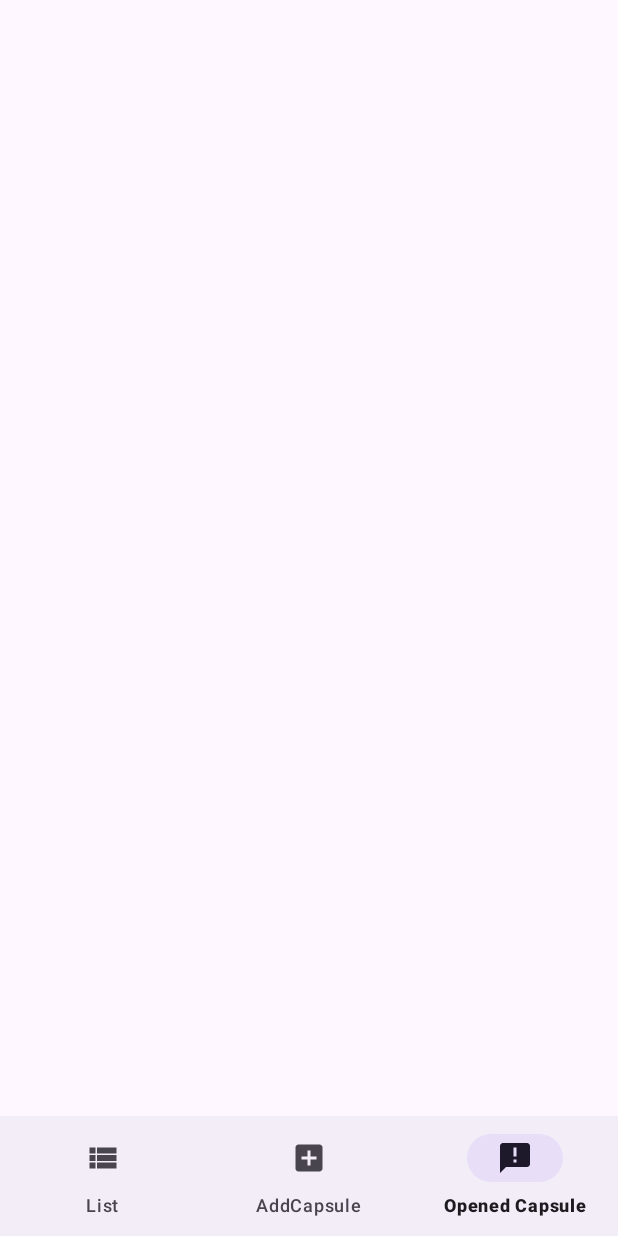
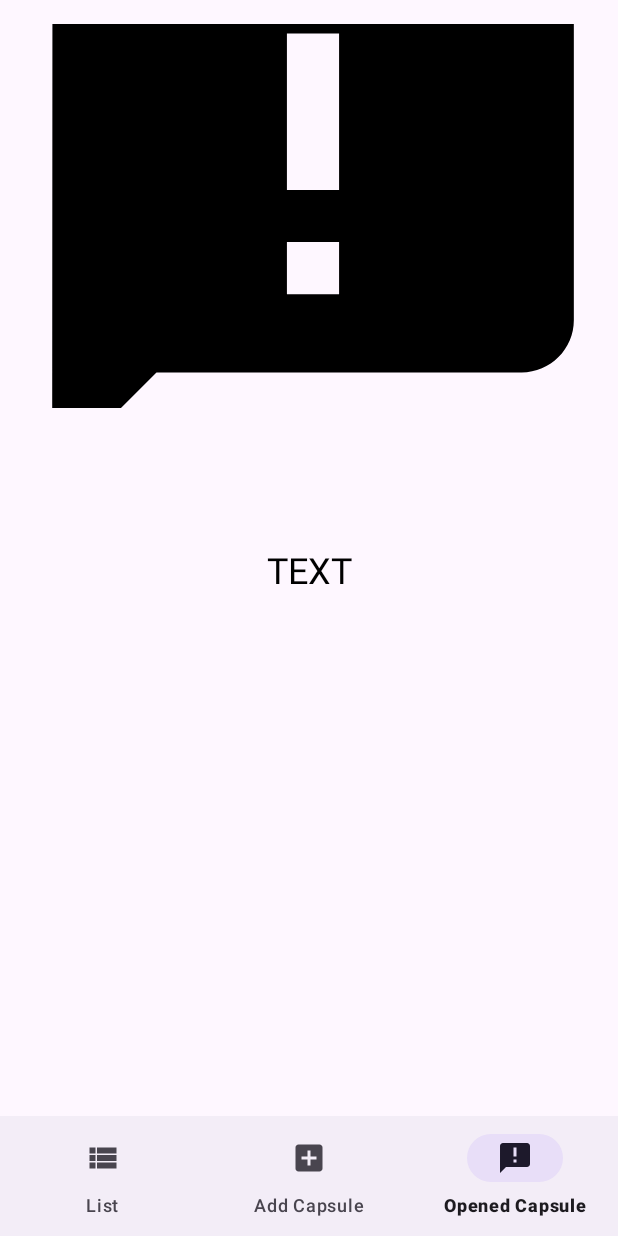
Before and after one commit to BogdanDohtarenko/LoveTimeCapsule, an Android app: the screen it shows after launch (MainActivity), item 3 of the bottom bar chosen, on a phone screen of 412 x 824 dp. Run offline under Robolectric (Android 15) with nearby library versions, the phone set to English and light mode, and no system bars; our stand-ins replace navigation-ui.

Commit message:
navigation

```diff
--- a/app/src/main/java/com/ideasapp/lovetimecapsule/presentation/AddCapsuleFragment.kt
+++ b/app/src/main/java/com/ideasapp/lovetimecapsule/presentation/AddCapsuleFragment.kt
@@ -1,6 +1,7 @@
 package com.ideasapp.lovetimecapsule.presentation
 
 import android.os.Bundle
+import android.util.Log
 import android.view.LayoutInflater
 import android.view.View
 import android.view.ViewGroup
@@ -16,6 +17,11 @@ class AddCapsuleFragment: Fragment() {
 
     private val viewModel by lazy {
         ViewModelProvider(this)[MainViewModel::class.java]
+    }
+
+    override fun onCreate(savedInstanceState:Bundle?) {
+        super.onCreate(savedInstanceState)
+        Log.d("Navigation", "AddCapsuleFragment")
     }
 
     override fun onCreateView(
--- a/app/src/main/java/com/ideasapp/lovetimecapsule/presentation/ListCapsuleFragment.kt
+++ b/app/src/main/java/com/ideasapp/lovetimecapsule/presentation/ListCapsuleFragment.kt
@@ -1,6 +1,7 @@
 package com.ideasapp.lovetimecapsule.presentation
 
 import android.os.Bundle
+import android.util.Log
 import android.view.LayoutInflater
 import android.view.View
 import android.view.ViewGroup
@@ -24,12 +25,14 @@ class ListCapsuleFragment : Fragment() {
 
     override fun onCreate(savedInstanceState:Bundle?) {
         super.onCreate(savedInstanceState)
+        Log.d("Navigation", "ListCapsuleFragment")
     }
 
     override fun onCreateView(
         inflater:LayoutInflater,container: ViewGroup?,
         savedInstanceState: Bundle?
     ): View {
+
         val view = inflater.inflate(R.layout.list_capsule_fragment, container, false)
 
         val recyclerView = view.findViewById<RecyclerView>(R.id.recyclerView)
--- a/app/src/main/java/com/ideasapp/lovetimecapsule/presentation/MainActivity.kt
+++ b/app/src/main/java/com/ideasapp/lovetimecapsule/presentation/MainActivity.kt
@@ -6,40 +6,31 @@ import androidx.appcompat.app.AppCompatActivity
 import androidx.core.view.ViewCompat
 import androidx.core.view.WindowInsetsCompat
 import androidx.lifecycle.ViewModelProvider
+import androidx.navigation.NavController
+import androidx.navigation.fragment.NavHostFragment
 import com.ideasapp.lovetimecapsule.R
 import com.ideasapp.lovetimecapsule.databinding.ActivityMainBinding
 import androidx.navigation.fragment.findNavController
+import androidx.navigation.ui.NavigationUI
+import com.google.android.material.bottomnavigation.BottomNavigationView
+
 
 class MainActivity : AppCompatActivity() {
 
     private lateinit var binding: ActivityMainBinding
+    private lateinit var navController: NavController
 
-    override fun onCreate(savedInstanceState:Bundle?) {
+    override fun onCreate(savedInstanceState: Bundle?) {
         super.onCreate(savedInstanceState)
-        val viewModel = ViewModelProvider(this)[MainViewModel::class.java]
         binding = ActivityMainBinding.inflate(layoutInflater)
         enableEdgeToEdge()
-        setContentView(R.layout.activity_main)
-    }
+        setContentView(binding.root)
 
-    private fun launchAddFragment() {
-        supportFragmentManager.beginTransaction()
-            .add(R.id.main_container,  AddCapsuleFragment())
-            .addToBackStack(null)
-            .commit()
-    }
+        val navHostFragment = supportFragmentManager
+            .findFragmentById(R.id.main_container) as NavHostFragment
+        navController = navHostFragment.navController
 
-    private fun launchListFragment() {
-        supportFragmentManager.beginTransaction()
-            .add(R.id.addCapsuleFragment,  ListCapsuleFragment())
-            .addToBackStack(null)
-            .commit()
-    }
-
-    private fun launchShowFragment() {
-        supportFragmentManager.beginTransaction()
-            .add(R.id.addCapsuleFragment,  ShowCapsuleFragment())
-            .addToBackStack(null)
-            .commit()
+        val bottomNavigationView: BottomNavigationView = binding.bottomNavigation
+        NavigationUI.setupWithNavController(bottomNavigationView, navController)
     }
 }
--- a/app/src/main/java/com/ideasapp/lovetimecapsule/presentation/ShowCapsuleFragment.kt
+++ b/app/src/main/java/com/ideasapp/lovetimecapsule/presentation/ShowCapsuleFragment.kt
@@ -1,6 +1,7 @@
 package com.ideasapp.lovetimecapsule.presentation
 
 import android.os.Bundle
+import android.util.Log
 import android.view.LayoutInflater
 import android.view.View
 import android.view.ViewGroup
@@ -16,6 +17,11 @@ class ShowCapsuleFragment: Fragment() {
 
     private val viewModel by lazy {
         ViewModelProvider(this)[MainViewModel::class.java]
+    }
+
+    override fun onCreate(savedInstanceState:Bundle?) {
+        super.onCreate(savedInstanceState)
+        Log.d("Navigation", "ShowCapsuleFragment")
     }
 
     override fun onCreateView(
--- a/app/src/main/res/layout/activity_main.xml
+++ b/app/src/main/res/layout/activity_main.xml
@@ -1,3 +1,4 @@
+<?xml version="1.0" encoding="utf-8"?>
 <androidx.coordinatorlayout.widget.CoordinatorLayout
     xmlns:android="http://schemas.android.com/apk/res/android"
     xmlns:app="http://schemas.android.com/apk/res-auto"
@@ -7,14 +8,13 @@
     tools:context=".presentation.MainActivity">
 
     <!-- Container for the fragments -->
-        <androidx.fragment.app.FragmentContainerView
-            android:id="@+id/main_container"
-            android:layout_width="match_parent"
-            android:layout_height="match_parent"
-            android:name="androidx.navigation.fragment.NavHostFragment"
-            app:navGraph = "@navigation/app_navigation"
-            app:defaultNavHost = "true"
-            tools:context=".presentation.MainActivity" />
+    <androidx.fragment.app.FragmentContainerView
+        android:id="@+id/main_container"
+        android:layout_width="match_parent"
+        android:layout_height="match_parent"
+        android:name="androidx.navigation.fragment.NavHostFragment"
+        app:navGraph="@navigation/app_navigation"
+        app:defaultNavHost="true" />
 
     <!-- Bottom Navigation Bar -->
     <com.google.android.material.bottomnavigation.BottomNavigationView
--- a/app/src/main/res/navigation/app_navigation.xml
+++ b/app/src/main/res/navigation/app_navigation.xml
@@ -1,40 +1,24 @@
 <?xml version="1.0" encoding="utf-8"?>
 <navigation xmlns:android="http://schemas.android.com/apk/res/android"
     xmlns:app="http://schemas.android.com/apk/res-auto"
-    android:id="@+id/app_navigation"
-    app:startDestination="@id/addCapsuleFragment">
+    android:id="@+id/nav_graph"
+    app:startDestination="@id/nav_capsule_list">
 
+    <!-- Capsule List Fragment -->
     <fragment
-        android:id="@+id/addCapsuleFragment"
+        android:id="@+id/nav_capsule_list"
+        android:name="com.ideasapp.lovetimecapsule.presentation.ListCapsuleFragment"
+        android:label="@string/list" />
+
+    <!-- Add Capsule Fragment -->
+    <fragment
+        android:id="@+id/nav_add_capsule"
         android:name="com.ideasapp.lovetimecapsule.presentation.AddCapsuleFragment"
-        android:label="AddCapsuleFragment" >
-        <action
-            android:id="@+id/action_addCapsuleFragment_to_listCapsuleFragment"
-            app:destination="@id/listCapsuleFragment" />
-        <action
-            android:id="@+id/action_addCapsuleFragment_to_showCapsuleFragment"
-            app:destination="@id/showCapsuleFragment" />
-    </fragment>
+        android:label="@string/add_capsule" />
+
+    <!-- Show Capsule Fragment -->
     <fragment
-        android:id="@+id/listCapsuleFragment"
-        android:name="com.ideasapp.lovetimecapsule.presentation.ListCapsuleFragment"
-        android:label="ListCapsuleFragment" >
-        <action
-            android:id="@+id/action_listCapsuleFragment_to_addCapsuleFragment"
-            app:destination="@id/addCapsuleFragment" />
-        <action
-            android:id="@+id/action_listCapsuleFragment_to_showCapsuleFragment"
-            app:destination="@id/showCapsuleFragment" />
-    </fragment>
-    <fragment
-        android:id="@+id/showCapsuleFragment"
+        android:id="@+id/show_capsule"
         android:name="com.ideasapp.lovetimecapsule.presentation.ShowCapsuleFragment"
-        android:label="ShowCapsuleFragment" >
-        <action
-            android:id="@+id/action_showCapsuleFragment_to_listCapsuleFragment"
-            app:destination="@id/listCapsuleFragment" />
-        <action
-            android:id="@+id/action_showCapsuleFragment_to_addCapsuleFragment"
-            app:destination="@id/addCapsuleFragment" />
-    </fragment>
+        android:label="@string/opened_capsule" />
 </navigation>
--- a/app/src/main/res/values/strings.xml
+++ b/app/src/main/res/values/strings.xml
@@ -1,6 +1,6 @@
 <resources>
     <string name="app_name">LoveTimeCapsule</string>
-    <string name="add_capsule">AddCapsule</string>
+    <string name="add_capsule">Add Capsule</string>
     <string name="opened_capsule">Opened Capsule</string>
     <string name="list">List</string>
 </resources>
```
